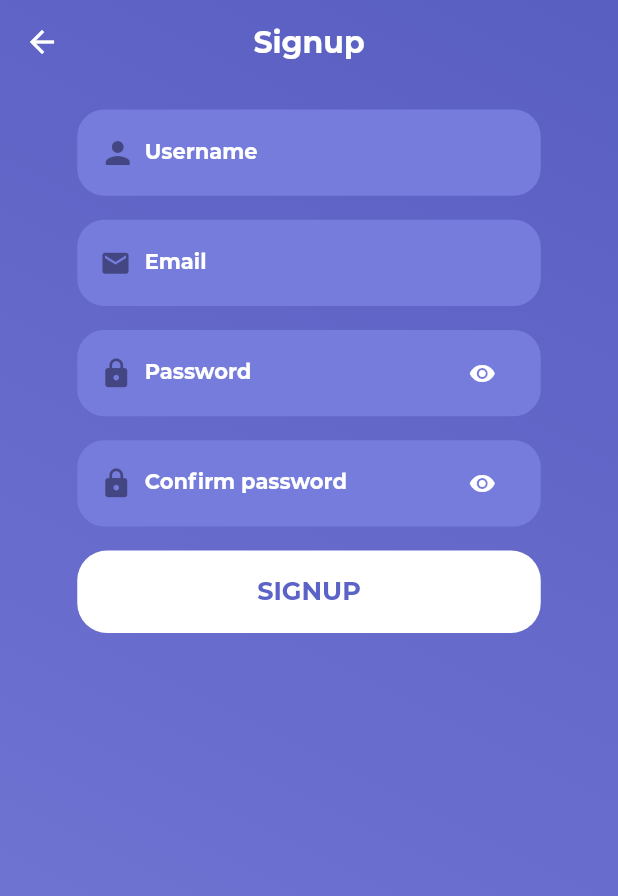
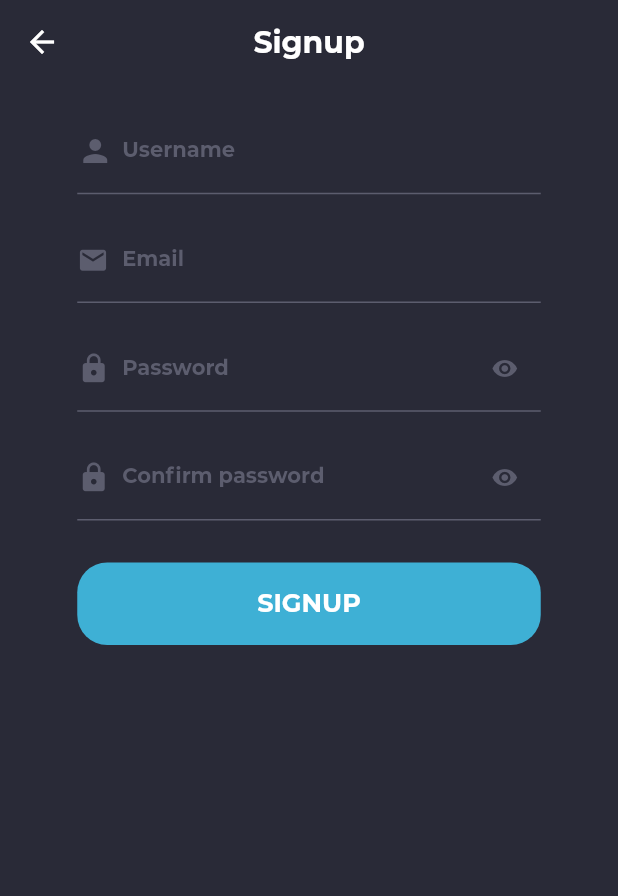
Before and after one commit to hipstertwix/skinstonks-mobile, a Flutter app: the SignupScreen screen opened directly, on a phone screen of 412 x 824 dp. Shown: the top 896 px of the screen. Run offline on Flutter 3.47's test engine with Material 2 defaults, Android fonts, the phone set to English and light mode, and no system bars; our stand-ins replace eva_icons_flutter, flutter_secure_storage, flutter_spinkit, flutter_svg, get_it; accounts and stored records are empty; network calls fail.

Commit message:
Change whole color scheme

```diff
--- a/lib/Screens/Home/listings/components/listings_cards_stack.dart
+++ b/lib/Screens/Home/listings/components/listings_cards_stack.dart
@@ -32,6 +32,7 @@ class _ListingsCardsStackState extends State<ListingsCardsStack> with TickerProv
           }
           if (listings.isNotEmpty) {
             return SwipeCards(
+              animDuration: 500,
               allowVerticalMovement: false,
               orientation: AmassOrientation.top,
               totalNum: listings.length,
--- a/lib/Screens/Home/settings/index.dart
+++ b/lib/Screens/Home/settings/index.dart
@@ -14,7 +14,7 @@ class SettingsScreen extends StatelessWidget {
         MainHeader('Settings', titleIcon: Icons.settings_rounded),
         RoundedButton(
           child: Text('LOGOUT'),
-          gradient: kLinearGradient,
+          color: kAccentColor,
           fontSize: 16,
           textColor: Colors.white,
           press: () {
--- a/lib/Screens/Welcome/signup/components/register_form.dart
+++ b/lib/Screens/Welcome/signup/components/register_form.dart
@@ -74,13 +74,14 @@ class _RegisterFormState extends State<RegisterForm> {
                 style: TextStyle(color: Colors.red),
               ),
             ),
+          SizedBox(height: 12),
           RoundedButton(
-            child: loading ? LoadingRing() : Text('SIGNUP'),
+            child: loading ? LoadingRing(color: kWhite) : Text('SIGNUP'),
             press: () {
               submit(authService);
             },
-            color: Colors.white,
-            textColor: kPrimaryColor,
+            color: kAccentColor,
+            textColor: kWhite,
           ),
         ],
       ),
--- a/lib/constants/ui.dart
+++ b/lib/constants/ui.dart
@@ -1,27 +1,18 @@
 import 'package:flutter/material.dart';
 
 /* Colors */
-const kPrimaryColor = Color(0xFF5B63C6);
-const kPrimaryLightColor = Color(0xFFBDBDEF);
-const kPrimaryDarkColor = Color(0xFF434682);
-const kPrimaryHeadingColor = Color(0xFF282828);
+const kPrimaryColor = Color(0xFF292A37);
+const kAccentColor = Color(0xFF3EB0D5);
+const kPrimaryLightColor = Color(0xFF3D3E51);
+const kPrimaryTextColor = Color(0xFF5C5D6E);
 
-const kScaffoldBackgroundColor = Color(0xFFE5E6F5);
+const kScaffoldBackgroundColor = kPrimaryColor;
 
-const kLinearGradientLightColor = Color(0xFF7478D6);
-const kLinearGradientDarkColor = Color(0xFF595EC1);
-
-const kWhite = Color(0xFFF8F8F8);
+const kWhite = Color(0xFFFFFFFF);
 
 /* Other */
 const kSidePadding = 30.00;
 const kTopPadding = 35.00;
 
-LinearGradient kLinearGradient = LinearGradient(
-  begin: Alignment.topCenter,
-  end: Alignment.bottomCenter,
-  colors: [kLinearGradientLightColor, kLinearGradientDarkColor],
-);
-
 BoxShadow kBoxShadow =
-    BoxShadow(color: kPrimaryColor.withOpacity(0.2), offset: Offset(0, 20.0), blurRadius: 20.0);
+    BoxShadow(color: Colors.black.withOpacity(0.1), offset: Offset(0, 20.0), blurRadius: 20.0);
--- a/lib/services/auth.dart
+++ b/lib/services/auth.dart
@@ -107,6 +107,7 @@ class AuthService with ChangeNotifier {
       );
       if (response is Response && response.statusCode == 200) {
         final resBody = json.decode(response.body);
+        print(resBody);
 
         this.setAuthUser(AuthUser(
           jwtToken: resBody['jwtToken'],
--- a/lib/widgets/background.dart
+++ b/lib/widgets/background.dart
@@ -14,13 +14,6 @@ class Background extends StatelessWidget {
     return Container(
       width: double.infinity,
       height: size.height,
-      decoration: BoxDecoration(
-        gradient: LinearGradient(
-          colors: [kLinearGradientLightColor, kLinearGradientDarkColor],
-          end: Alignment.topRight,
-          begin: Alignment.bottomLeft,
-        ),
-      ),
       child: Stack(
         alignment: alignment,
         children: <Widget>[child],
--- a/lib/widgets/forms/password_input.dart
+++ b/lib/widgets/forms/password_input.dart
@@ -16,7 +16,7 @@ class PasswordField extends StatelessWidget {
     TextStyle textStyle = TextStyle(
       fontSize: 14,
       fontWeight: FontWeight.bold,
-      color: Colors.white,
+      color: kWhite,
     );
 
     return TextFieldContainer(
@@ -32,12 +32,16 @@ class PasswordField extends StatelessWidget {
           errorBorder: InputBorder.none,
           disabledBorder: InputBorder.none,
           labelText: labelText,
-          labelStyle: textStyle,
+          labelStyle: TextStyle(
+            fontSize: 14,
+            fontWeight: FontWeight.bold,
+            color: kPrimaryTextColor,
+          ),
           prefixIcon: Padding(
             padding: EdgeInsets.only(right: 8),
             child: Icon(
               Icons.lock_rounded,
-              color: kPrimaryDarkColor,
+              color: kPrimaryTextColor,
               size: 22,
             ),
           ),
@@ -47,7 +51,7 @@ class PasswordField extends StatelessWidget {
           ),
           suffixIcon: Icon(
             Icons.visibility,
-            color: Colors.white,
+            color: kPrimaryTextColor,
             size: 18,
           ),
         ),
--- a/lib/widgets/forms/rounded_input.dart
+++ b/lib/widgets/forms/rounded_input.dart
@@ -25,11 +25,12 @@ class RoundedInput extends StatelessWidget {
     TextStyle textStyle = TextStyle(
       fontSize: 14,
       fontWeight: FontWeight.bold,
-      color: Colors.white,
+      color: kWhite,
     );
 
     return TextFieldContainer(
       child: TextFormField(
+        autocorrect: false,
         controller: controller,
         style: textStyle,
         decoration: InputDecoration(
@@ -37,7 +38,7 @@ class RoundedInput extends StatelessWidget {
             padding: iconPadding,
             child: Icon(
               icon,
-              color: kPrimaryDarkColor,
+              color: kPrimaryTextColor,
               size: iconSize,
             ),
           ),
@@ -51,7 +52,11 @@ class RoundedInput extends StatelessWidget {
           errorBorder: InputBorder.none,
           disabledBorder: InputBorder.none,
           labelText: labelText,
-          labelStyle: textStyle,
+          labelStyle: TextStyle(
+            fontSize: 14,
+            fontWeight: FontWeight.bold,
+            color: kPrimaryTextColor,
+          ),
         ),
       ),
     );
--- a/lib/widgets/forms/text_field_container.dart
+++ b/lib/widgets/forms/text_field_container.dart
@@ -1,4 +1,5 @@
 import 'package:flutter/material.dart';
+import 'package:skinstonks_mobile/constants/ui.dart';
 
 class TextFieldContainer extends StatelessWidget {
   final Widget child;
@@ -11,8 +12,11 @@ class TextFieldContainer extends StatelessWidget {
     return Container(
       margin: EdgeInsets.symmetric(vertical: 8),
       width: size.width * 0.75,
-      decoration: BoxDecoration(color: Color(0xFF757CDB), borderRadius: BorderRadius.circular(18)),
-      padding: EdgeInsets.symmetric(horizontal: 15, vertical: 1),
+      decoration: BoxDecoration(
+        border: Border(
+          bottom: BorderSide(width: 1, color: kPrimaryTextColor),
+        ),
+      ),
       child: child,
     );
   }
```
Also changed, not shown: lib/Screens/Home/listings/components/card_background.dart (+11 -15 lines), lib/Screens/Home/listings/components/listing_card.dart (+5 -5 lines), lib/Screens/Home/listings/components/swipe_cards.dart (+14 -40 lines), lib/Screens/Welcome/index.dart (+6 -4 lines), lib/Screens/Welcome/login/components/login_form.dart (+4 -3 lines), lib/widgets/app_header.dart (+7 -10 lines), lib/widgets/buttons/action_button.dart (+8 -9 lines), lib/widgets/custom_nav_bar.dart (+3 -7 lines), lib/widgets/linear_gradient_mask.dart (deleted, +0 -19 lines).
